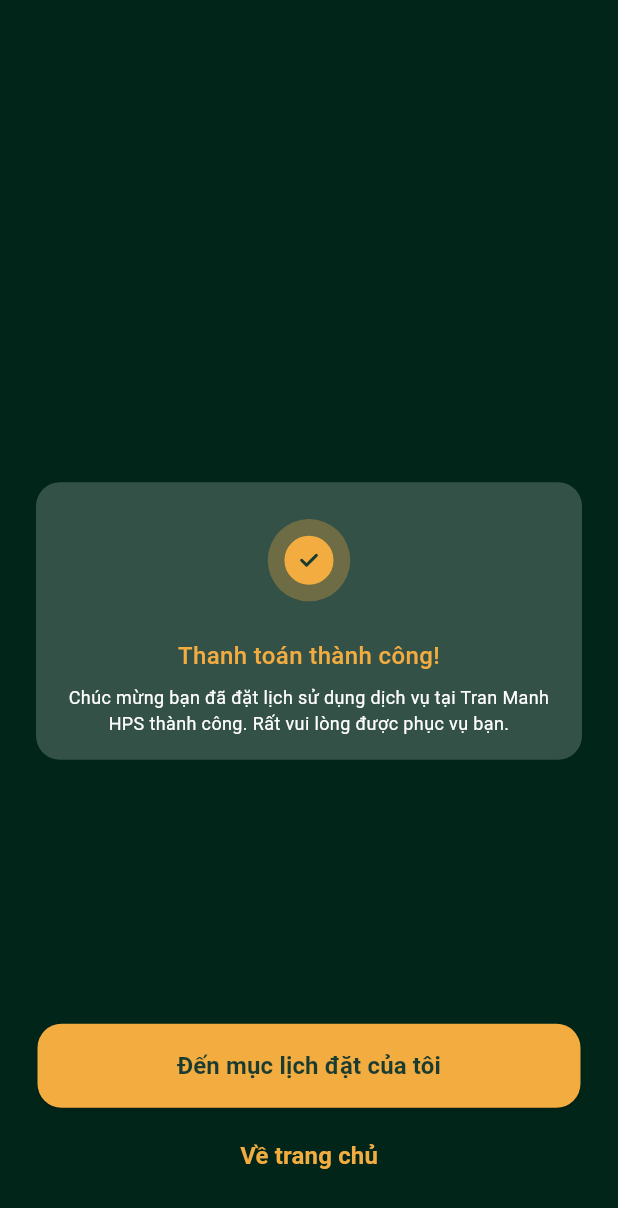
After one commit to finnndev/mobile_training, a Flutter app: the Qr_Payment_Screen screen opened directly, on a phone screen of 412 x 824 dp. The commit adds this screen. Shown: the top 1208 px of the screen. Run offline on Flutter 3.47's test engine with Material 3 defaults, Android fonts, the phone set to English and light mode, and no system bars; our stand-ins replace carousel_slider, flutter_svg, smooth_page_indicator.

Commit message:
feat(qr_payment) : create qr_payment

```diff
--- a/hps_app/lib/module/qr/qr_screen.dart
+++ b/hps_app/lib/module/qr/qr_screen.dart
@@ -1,5 +1,6 @@
 import 'package:flutter/material.dart';
 import 'package:flutter_svg/flutter_svg.dart';
+import 'package:hps_app/module/qr_payment/qr_payment_screen.dart';
 import 'package:hps_app/shared/constants/colors.dart';
 
 class QrScreen extends StatelessWidget {
@@ -212,13 +213,17 @@ class QrScreen extends StatelessWidget {
           Expanded(
             child: TextButton.icon(
               onPressed: () {
+                Navigator.push(
+                  context,
+                  MaterialPageRoute(builder: (context) => Qr_Payment_Screen()),
+                );
                 ScaffoldMessenger.of(
                   context,
-                ).showSnackBar(const SnackBar(content: Text('Đã gửi mã QR')));
+                ).showSnackBar(const SnackBar(content: Text('Thanh toán thành công')));
               },
-              icon: SvgPicture.asset('assets/svgs/guiqr.svg'),
+              icon: Icon(Icons.payment),
               label: const Text(
-                'Gửi mã QR',
+                'Thanh toán',
                 style: TextStyle(color: Colors.black),
               ),
               style: TextButton.styleFrom(
--- /dev/null
+++ b/hps_app/lib/module/qr_payment/qr_payment_screen.dart
@@ -0,0 +1,118 @@
+import 'package:flutter/material.dart';
+import 'package:flutter_svg/flutter_svg.dart';
+import 'package:hps_app/module/home/home_screen.dart';
+import 'package:hps_app/shared/constants/colors.dart';
+
+class Qr_Payment_Screen extends StatelessWidget {
+  @override
+  Widget build(BuildContext context) {
+    return Scaffold(
+      backgroundColor: ColorsConstants.backgroundColor,
+      body: Center(
+        child: Column(
+          mainAxisAlignment: MainAxisAlignment.center,
+          children: [
+            SizedBox(height: 292,),
+
+            _successful_payment(context),
+
+            SizedBox(height: 176,),
+
+            _scheduling_item(context),
+            SizedBox(height: 8,),
+
+            _backtohome(context),
+          ],
+        ),
+      ),
+    );
+  }
+
+  Widget _backtohome(BuildContext context){
+    return TextButton(
+              onPressed: () {
+                Navigator.push(
+                  context,
+                  MaterialPageRoute(builder: (context) => HomeScreen()),
+                );
+              },
+              child: const Text(
+                'Về trang chủ',
+                style: TextStyle(
+                  color: Color(0xffF3AC40),
+                  fontSize: 16,
+                  fontWeight: FontWeight.w600,
+                ),
+              ),
+            );
+  }
+
+  Widget _scheduling_item(BuildContext context){
+    return Container(
+              width: 362,
+              height: 56,
+              child: ElevatedButton(onPressed: (){
+                ScaffoldMessenger.of(
+                  context,
+                ).showSnackBar(const SnackBar(content: Text('Đi đến mục lịch đặt')));
+              },
+              style: ElevatedButton.styleFrom(
+                backgroundColor: Color(0xffF3AC40),
+                shape: RoundedRectangleBorder(
+                  borderRadius: BorderRadius.circular(16),
+                ),
+              ),
+              child: Text(
+                'Đến mục lịch đặt của tôi',
+                style: TextStyle(
+                  color: Color(0xff1A3C30),
+                  fontSize: 16,
+                  fontWeight: FontWeight.w600,
+                ),
+              )),
+            );
+  }
+
+  Widget _successful_payment(BuildContext context) {
+    return Container(
+              width: 364,
+              padding: EdgeInsets.all(16.0),
+              decoration: BoxDecoration(
+                color: ColorsConstants.gray,
+                borderRadius: BorderRadius.circular(16),
+              ),
+              child: Column(
+                children: [
+                  Padding(
+                    padding: const EdgeInsets.all(8.0),
+                    child: SvgPicture.asset(
+                      'assets/svgs/aaccumulator.svg',
+                      width: 56,
+                      height: 56,
+                    ),
+                  ),
+                  SizedBox(height: 16,),
+                  Text(
+                    'Thanh toán thành công!',
+                    style: TextStyle(
+                        color: Color(0xffF3AC40),
+                        fontSize: 16,
+                        fontWeight: FontWeight.w500,
+                    ),
+                    textAlign: TextAlign.center,
+                  ),
+                  SizedBox(height: 8,),
+                  Text(
+                    'Chúc mừng bạn đã đặt lịch sử dụng dịch vụ tại Tran Manh HPS thành công. Rất vui lòng được phục vụ bạn.',
+                    style: TextStyle(
+                      color: Colors.white,
+                      fontSize: 12,
+                      fontWeight: FontWeight.w400,
+                    ),
+                    textAlign: TextAlign.center,
+                  ),
+                ],
+              ),
+            );
+  }
+}
```
Also changed, not shown: hps_app/assets/svgs/aaccumulator.svg (added).
